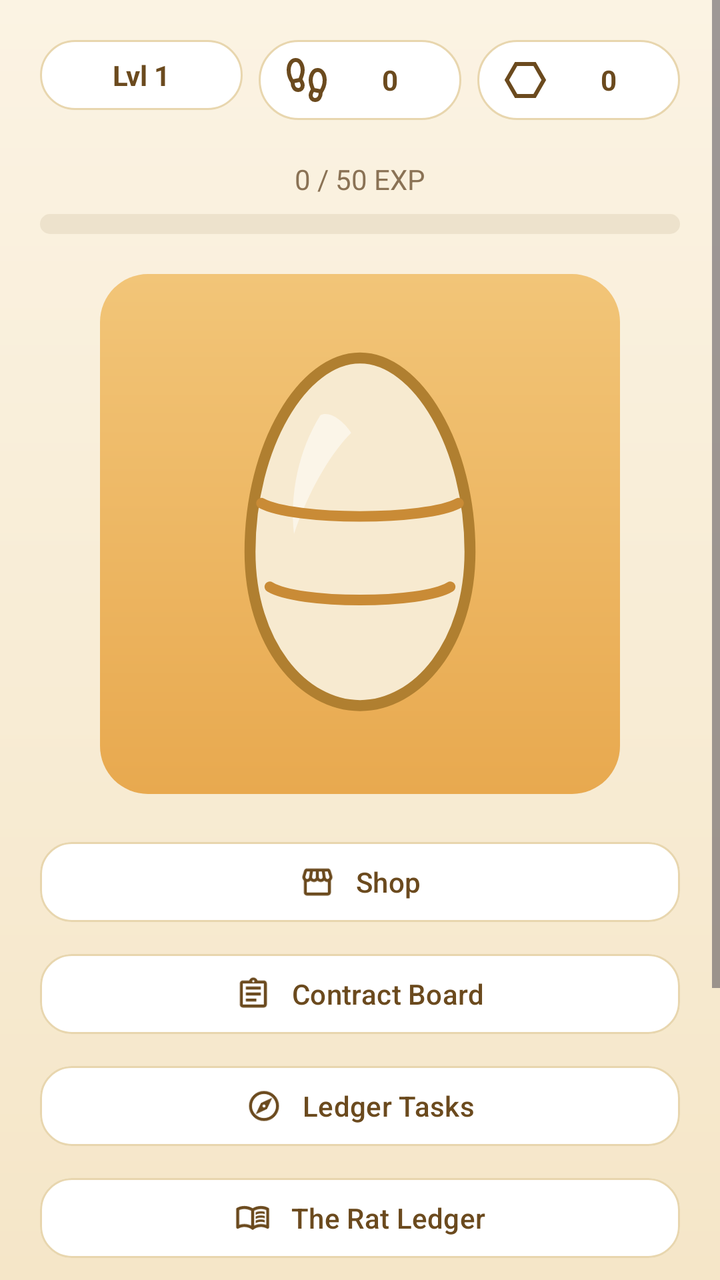
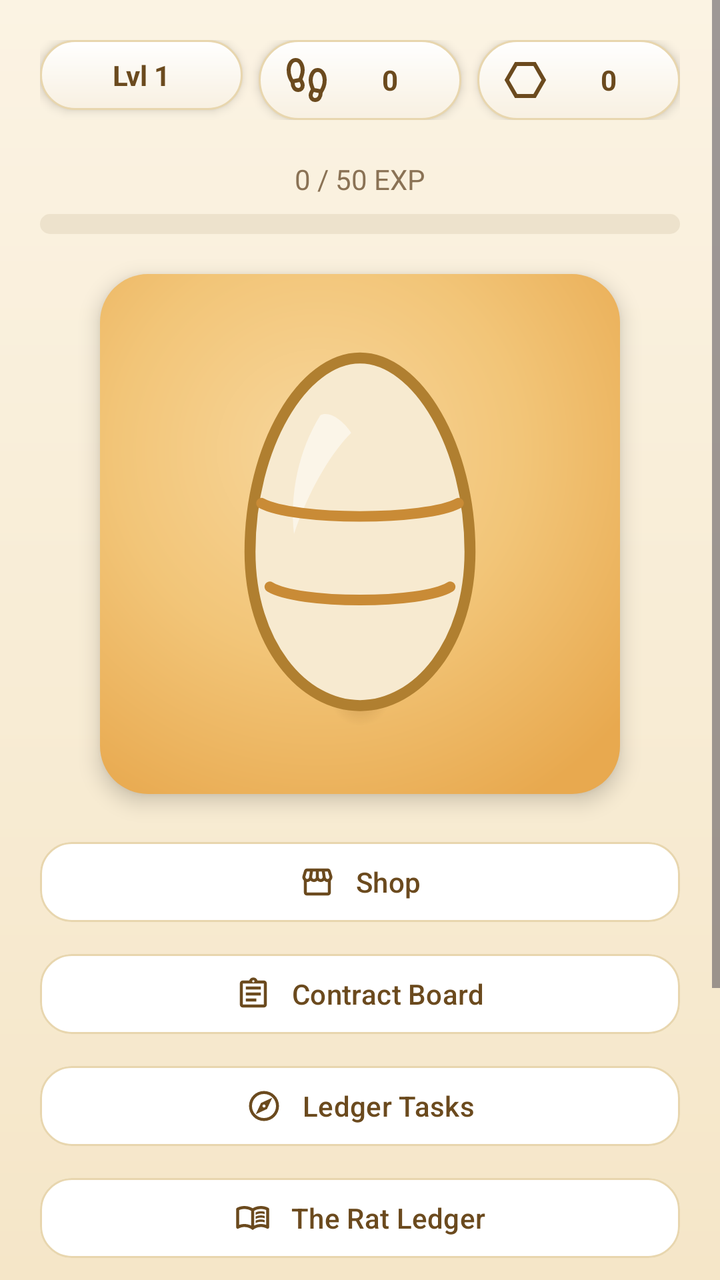

An Android layout rendered at two revisions. The XML below is the earlier revision; the diff shows what the commit changed to produce the second picture.
<!-- AndroidManifest.xml: application theme Theme.RatKingRecon -->
<!-- res/layout/activity_main.xml -->
<?xml version="1.0" encoding="utf-8"?>
<ScrollView xmlns:android="http://schemas.android.com/apk/res/android"
    xmlns:app="http://schemas.android.com/apk/res-auto"
    android:layout_width="match_parent"
    android:layout_height="match_parent"
    android:background="@drawable/bg_app_gradient"
    android:fitsSystemWindows="true">

    <LinearLayout
        android:layout_width="match_parent"
        android:layout_height="wrap_content"
        android:orientation="vertical"
        android:gravity="center_horizontal"
        android:padding="20dp">

        
        <LinearLayout
            android:layout_width="match_parent"
            android:layout_height="wrap_content"
            android:orientation="horizontal"
            android:baselineAligned="false"
            android:layout_marginBottom="20dp">

            <TextView
                android:id="@+id/playerLevelText"
                android:layout_width="0dp"
                android:layout_height="wrap_content"
                android:layout_weight="1"
                android:layout_marginEnd="8dp"
                android:background="@drawable/bg_pill_tan"
                android:paddingHorizontal="12dp"
                android:paddingVertical="8dp"
                android:gravity="center"
                android:textSize="14sp"
                android:textStyle="bold"
                android:textColor="@color/text_primary"
                android:text="@string/header_level_default" />

            <TextView
                android:id="@+id/stepCountText"
                android:layout_width="0dp"
                android:layout_height="wrap_content"
                android:layout_weight="1"
                android:layout_marginEnd="8dp"
                android:background="@drawable/bg_pill_tan"
                android:paddingHorizontal="12dp"
                android:paddingVertical="8dp"
                android:gravity="center"
                android:drawableStart="@drawable/ic_footprint"
                android:drawablePadding="6dp"
                android:textSize="14sp"
                android:textStyle="bold"
                android:textColor="@color/text_primary"
                android:text="@string/header_steps_default" />

            <TextView
                android:id="@+id/scrapText"
                android:layout_width="0dp"
                android:layout_height="wrap_content"
                android:layout_weight="1"
                android:background="@drawable/bg_pill_tan"
                android:paddingHorizontal="12dp"
                android:paddingVertical="8dp"
                android:gravity="center"
                android:drawableStart="@drawable/ic_hexagon"
                android:drawablePadding="6dp"
                android:textSize="14sp"
                android:textStyle="bold"
                android:textColor="@color/text_primary"
                android:text="@string/header_scrap_default" />
        </LinearLayout>

        <TextView
            android:id="@+id/expText"
            android:layout_width="wrap_content"
            android:layout_height="wrap_content"
            android:textSize="14sp"
            android:textColor="@color/text_muted"
            android:text="0 / 50 EXP"
            android:layout_marginBottom="8dp" />

        <ProgressBar
            android:id="@+id/expProgressBar"
            style="?android:attr/progressBarStyleHorizontal"
            android:layout_width="match_parent"
            android:layout_height="10dp"
            android:progressDrawable="@drawable/progress_amber"
            android:max="50"
            android:progress="0"
            android:layout_marginBottom="20dp" />

        
        <FrameLayout
            android:layout_width="260dp"
            android:layout_height="260dp"
            android:background="@drawable/bg_egg_panel"
            android:layout_marginBottom="20dp">

            <ImageView
                android:id="@+id/petImage"
                android:layout_width="match_parent"
                android:layout_height="match_parent"
                android:padding="20dp"
                android:scaleType="fitCenter"
                android:src="@drawable/egg_stage_0" />
        </FrameLayout>

        
        <com.google.android.material.button.MaterialButton
            android:id="@+id/shopButton"
            android:layout_width="match_parent"
            android:layout_height="wrap_content"
            android:text="@string/btn_shop"
            app:icon="@drawable/ic_store"
            app:iconGravity="textStart"
            app:iconPadding="10dp"
            app:iconTint="@color/text_primary"
            android:textAllCaps="false"
            android:textColor="@color/text_primary"
            app:backgroundTint="@color/card_white"
            app:strokeColor="@color/card_border"
            app:strokeWidth="1dp"
            app:cornerRadius="16dp"
            android:layout_marginBottom="8dp" />

        <com.google.android.material.button.MaterialButton
            android:id="@+id/activeExpeditionButton"
            android:layout_width="match_parent"
            android:layout_height="wrap_content"
            android:text="@string/expedition_status"
            app:icon="@drawable/ic_pets"
            app:iconGravity="textStart"
            app:iconPadding="10dp"
            app:iconTint="@color/text_primary"
            android:textAllCaps="false"
            android:textStyle="bold"
            android:textColor="@color/text_primary"
            app:backgroundTint="@color/amber"
            app:cornerRadius="16dp"
            android:visibility="gone"
            android:layout_marginBottom="8dp" />

        <com.google.android.material.button.MaterialButton
            android:id="@+id/scavengeMissionsButton"
            android:layout_width="match_parent"
            android:layout_height="wrap_content"
            android:text="@string/btn_contract_board"
            app:icon="@drawable/ic_contract"
            app:iconGravity="textStart"
            app:iconPadding="10dp"
            app:iconTint="@color/text_primary"
            android:textAllCaps="false"
            android:textColor="@color/text_primary"
            app:backgroundTint="@color/card_white"
            app:strokeColor="@color/card_border"
            app:strokeWidth="1dp"
            app:cornerRadius="16dp"
            android:layout_marginBottom="8dp" />

        <com.google.android.material.button.MaterialButton
            android:id="@+id/expeditionBoardButton"
            android:layout_width="match_parent"
            android:layout_height="wrap_content"
            android:text="@string/btn_ledger_tasks"
            app:icon="@drawable/ic_expedition"
            app:iconGravity="textStart"
            app:iconPadding="10dp"
            app:iconTint="@color/text_primary"
            android:textAllCaps="false"
            android:textColor="@color/text_primary"
            app:backgroundTint="@color/card_white"
            app:strokeColor="@color/card_border"
            app:strokeWidth="1dp"
            app:cornerRadius="16dp"
            android:layout_marginBottom="8dp" />

        <com.google.android.material.button.MaterialButton
            android:id="@+id/openGalleryButton"
            android:layout_width="match_parent"
            android:layout_height="wrap_content"
            android:text="@string/btn_open_ledger"
            app:icon="@drawable/ic_book"
            app:iconGravity="textStart"
            app:iconPadding="10dp"
            app:iconTint="@color/text_primary"
            android:textAllCaps="false"
            android:textColor="@color/text_primary"
            app:backgroundTint="@color/card_white"
            app:strokeColor="@color/card_border"
            app:strokeWidth="1dp"
            app:cornerRadius="16dp"
            android:layout_marginBottom="8dp" />

        <com.google.android.material.button.MaterialButton
            android:id="@+id/achievementsButton"
            android:layout_width="match_parent"
            android:layout_height="wrap_content"
            android:text="@string/btn_achievements"
            app:icon="@drawable/ic_star"
            app:iconGravity="textStart"
            app:iconPadding="10dp"
            app:iconTint="@color/text_primary"
            android:textAllCaps="false"
            android:textColor="@color/text_primary"
            app:backgroundTint="@color/card_white"
            app:strokeColor="@color/card_border"
            app:strokeWidth="1dp"
            app:cornerRadius="16dp"
            android:layout_marginBottom="8dp" />

        <com.google.android.material.button.MaterialButton
            android:id="@+id/settingsButton"
            android:layout_width="match_parent"
            android:layout_height="wrap_content"
            android:text="@string/btn_settings"
            app:icon="@drawable/ic_settings"
            app:iconGravity="textStart"
            app:iconPadding="10dp"
            app:iconTint="@color/text_primary"
            android:textAllCaps="false"
            android:textColor="@color/text_primary"
            app:backgroundTint="@color/card_white"
            app:strokeColor="@color/card_border"
            app:strokeWidth="1dp"
            app:cornerRadius="16dp" />

        <com.google.android.material.button.MaterialButton
            android:id="@+id/devResetButton"
            android:layout_width="wrap_content"
            android:layout_height="wrap_content"
            android:layout_marginTop="16dp"
            android:text="@string/btn_dev_reset"
            android:textAllCaps="false"
            android:textSize="11sp"
            android:textColor="@color/text_muted"
            app:backgroundTint="@android:color/transparent"
            app:elevation="0dp" />

    </LinearLayout>

</ScrollView>
<!-- resources referenced by this layout -->
<resources>
  <color name="amber">#E8A94F</color>
  <color name="card_border">#E8D6AE</color>
  <color name="card_white">#FFFFFF</color>
  <color name="text_muted">#8A7255</color>
  <color name="text_primary">#6B4A1E</color>
  <!-- drawable bg_app_gradient (drawable) -->
  <?xml version="1.0" encoding="utf-8"?>
  <shape xmlns:android="http://schemas.android.com/apk/res/android"
      android:shape="rectangle">
      <gradient
          android:angle="270"
          android:startColor="@color/cream"
          android:endColor="@color/tan"
          android:type="linear" />
  </shape>
  <!-- drawable bg_egg_panel (drawable) -->
  <?xml version="1.0" encoding="utf-8"?>
  <shape xmlns:android="http://schemas.android.com/apk/res/android"
      android:shape="rectangle">
      <gradient
          android:angle="270"
          android:startColor="#F2C578"
          android:endColor="@color/amber"
          android:type="linear" />
      <corners android:radius="24dp" />
  </shape>
  <!-- drawable bg_pill_tan (drawable) -->
  <?xml version="1.0" encoding="utf-8"?>
  <shape xmlns:android="http://schemas.android.com/apk/res/android"
      android:shape="rectangle">
      <solid android:color="@color/card_white" />
      <stroke
          android:width="1dp"
          android:color="@color/card_border" />
      <corners android:radius="20dp" />
  </shape>
  <!-- drawable ic_hexagon (drawable) -->
  <?xml version="1.0" encoding="utf-8"?>
  <vector xmlns:android="http://schemas.android.com/apk/res/android"
      android:width="24dp"
      android:height="24dp"
      android:viewportWidth="960"
      android:viewportHeight="960"
      android:tint="@color/text_primary">
      <group android:translateX="-0" android:translateY="960">
          <path
              android:fillColor="@color/text_primary"
              android:pathData="M272-120 64-480l208-360h416l208 360-208 360H272Zm46-80h324l161-280-161-280H318L156-480l162 280Zm162-280Z" />
      </group>
  </vector>
  <string name="btn_achievements">Achievements</string>
  <string name="btn_contract_board">Contract Board</string>
  <string name="btn_dev_reset">Dev Reset</string>
  <string name="btn_ledger_tasks">Ledger Tasks</string>
  <string name="btn_open_ledger">The Rat Ledger</string>
  <string name="btn_settings">Settings</string>
  <string name="btn_shop">Shop</string>
  <string name="expedition_status">Rat Scavenging… (Tap Status)</string>
  <string name="header_level_default">Lvl 1</string>
  <string name="header_scrap_default">0</string>
  <string name="header_steps_default">0</string>
  <style name="Theme.RatKingRecon" parent="Base.Theme.RatKingRecon" />
  <color name="cream">#FBF3E3</color>
  <color name="tan">#F5E6C8</color>
  <color name="shiny_gold">#D9A425</color>
  <color name="disabled_fill">#EDE2CC</color>
  <!-- unchanged entries left out for length: 11 -->
</resources>

<!-- the commit's change to res/layout/activity_main.xml (unified diff, before → after) -->
@@ -21,6 +21,7 @@
             android:baselineAligned="false"
             android:layout_marginBottom="20dp">
 
+            
             <TextView
                 android:id="@+id/playerLevelText"
                 android:layout_width="0dp"
@@ -28,6 +29,7 @@
                 android:layout_weight="1"
                 android:layout_marginEnd="8dp"
                 android:background="@drawable/bg_pill_tan"
+                android:elevation="3dp"
                 android:paddingHorizontal="12dp"
                 android:paddingVertical="8dp"
                 android:gravity="center"
@@ -43,6 +45,7 @@
                 android:layout_weight="1"
                 android:layout_marginEnd="8dp"
                 android:background="@drawable/bg_pill_tan"
+                android:elevation="3dp"
                 android:paddingHorizontal="12dp"
                 android:paddingVertical="8dp"
                 android:gravity="center"
@@ -59,6 +62,7 @@
                 android:layout_height="wrap_content"
                 android:layout_weight="1"
                 android:background="@drawable/bg_pill_tan"
+                android:elevation="3dp"
                 android:paddingHorizontal="12dp"
                 android:paddingVertical="8dp"
                 android:gravity="center"
@@ -94,7 +98,15 @@
             android:layout_width="260dp"
             android:layout_height="260dp"
             android:background="@drawable/bg_egg_panel"
+            android:elevation="6dp"
             android:layout_marginBottom="20dp">
+
+            <View
+                android:layout_width="150dp"
+                android:layout_height="30dp"
+                android:layout_gravity="center_horizontal|bottom"
+                android:layout_marginBottom="34dp"
+                android:background="@drawable/egg_contact_shadow" />
 
             <ImageView
                 android:id="@+id/petImage"
@@ -121,6 +133,7 @@
             app:strokeColor="@color/card_border"
             app:strokeWidth="1dp"
             app:cornerRadius="16dp"
+            app:elevation="3dp"
             android:layout_marginBottom="8dp" />
 
         <com.google.android.material.button.MaterialButton
@@ -137,6 +150,7 @@
             android:textColor="@color/text_primary"
             app:backgroundTint="@color/amber"
             app:cornerRadius="16dp"
+            app:elevation="3dp"
             android:visibility="gone"
             android:layout_marginBottom="8dp" />
 
@@ -155,6 +169,7 @@
             app:strokeColor="@color/card_border"
             app:strokeWidth="1dp"
             app:cornerRadius="16dp"
+            app:elevation="3dp"
             android:layout_marginBottom="8dp" />
 
         <com.google.android.material.button.MaterialButton
@@ -172,6 +187,7 @@
             app:strokeColor="@color/card_border"
             app:strokeWidth="1dp"
             app:cornerRadius="16dp"
+            app:elevation="3dp"
             android:layout_marginBottom="8dp" />
 
         <com.google.android.material.button.MaterialButton
@@ -189,6 +205,7 @@
             app:strokeColor="@color/card_border"
             app:strokeWidth="1dp"
             app:cornerRadius="16dp"
+            app:elevation="3dp"
             android:layout_marginBottom="8dp" />
 
         <com.google.android.material.button.MaterialButton
@@ -206,6 +223,7 @@
             app:strokeColor="@color/card_border"
             app:strokeWidth="1dp"
             app:cornerRadius="16dp"
+            app:elevation="3dp"
             android:layout_marginBottom="8dp" />
 
         <com.google.android.material.button.MaterialButton
@@ -222,7 +240,8 @@
             app:backgroundTint="@color/card_white"
             app:strokeColor="@color/card_border"
             app:strokeWidth="1dp"
-            app:cornerRadius="16dp" />
+            app:cornerRadius="16dp"
+            app:elevation="3dp" />
 
         <com.google.android.material.button.MaterialButton
             android:id="@+id/devResetButton"
<!-- resource entries referenced after the edit -->
@@ -20,21 +20,41 @@
   <shape xmlns:android="http://schemas.android.com/apk/res/android"
       android:shape="rectangle">
       <gradient
-          android:angle="270"
-          android:startColor="#F2C578"
-          android:endColor="@color/amber"
-          android:type="linear" />
+          android:type="radial"
+          android:centerX="0.42"
+          android:centerY="0.34"
+          android:gradientRadius="78%p"
+          android:startColor="#F7D69B"
+          android:centerColor="#F2C578"
+          android:endColor="@color/amber" />
       <corners android:radius="24dp" />
   </shape>
   <!-- drawable bg_pill_tan (drawable) -->
   <?xml version="1.0" encoding="utf-8"?>
   <shape xmlns:android="http://schemas.android.com/apk/res/android"
       android:shape="rectangle">
-      <solid android:color="@color/card_white" />
+      <gradient
+          android:angle="270"
+          android:startColor="@color/card_white"
+          android:endColor="#F8F0E1"
+          android:type="linear" />
       <stroke
           android:width="1dp"
           android:color="@color/card_border" />
       <corners android:radius="20dp" />
+  </shape>
+  <!-- drawable egg_contact_shadow (drawable) -->
+  <?xml version="1.0" encoding="utf-8"?>
+  <shape xmlns:android="http://schemas.android.com/apk/res/android"
+      android:shape="oval">
+      <gradient
+          android:type="radial"
+          android:centerX="0.5"
+          android:centerY="0.5"
+          android:gradientRadius="50%"
+          android:startColor="#4D8A5A1E"
+          android:centerColor="#268A5A1E"
+          android:endColor="#008A5A1E" />
   </shape>
   <!-- drawable ic_hexagon (drawable) -->
   <?xml version="1.0" encoding="utf-8"?>
